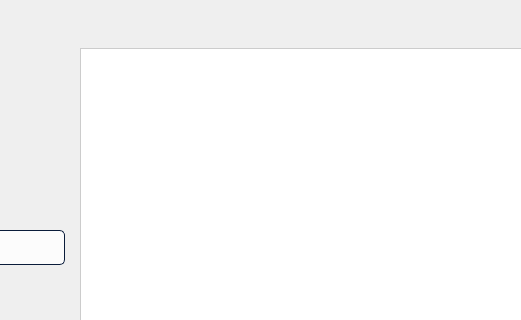
GuisadongManok/PolliTech-VVM, file VVM/votermanagement.ui: the form before one commit; both pictures show x 554 to 1075 and y 0 to 320 of the 1262 by 582 pixel window.
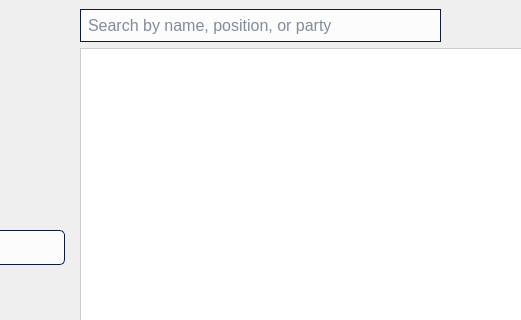
The form after the commit. Icons and pictures are not drawn.

Commit message: added search bars on user management

```diff
--- a/VVM/votermanagement.ui
+++ b/VVM/votermanagement.ui
@@ -591,6 +591,29 @@
       </property>
       <item>
        <layout class="QHBoxLayout" name="horizontalLayout_2">
+        <item>
+         <widget class="QLineEdit" name="lineEdit_search">
+          <property name="minimumSize">
+           <size>
+            <width>361</width>
+            <height>0</height>
+           </size>
+          </property>
+          <property name="styleSheet">
+           <string notr="true">QLineEdit {
+background-color: rgba(255,255,255,200);
+color: #0A1C3A;
+font: 14pt &quot;Segoe UI&quot;;
+font-size: 16px;
+padding: 5px;
+border: 1px solid #0A1C3A;
+}</string>
+          </property>
+          <property name="placeholderText">
+           <string notr="true">Search by name, position, or party</string>
+          </property>
+         </widget>
+        </item>
         <item>
          <spacer name="horizontalSpacer">
           <property name="orientation">
```
The commit also changes 22 other files.
